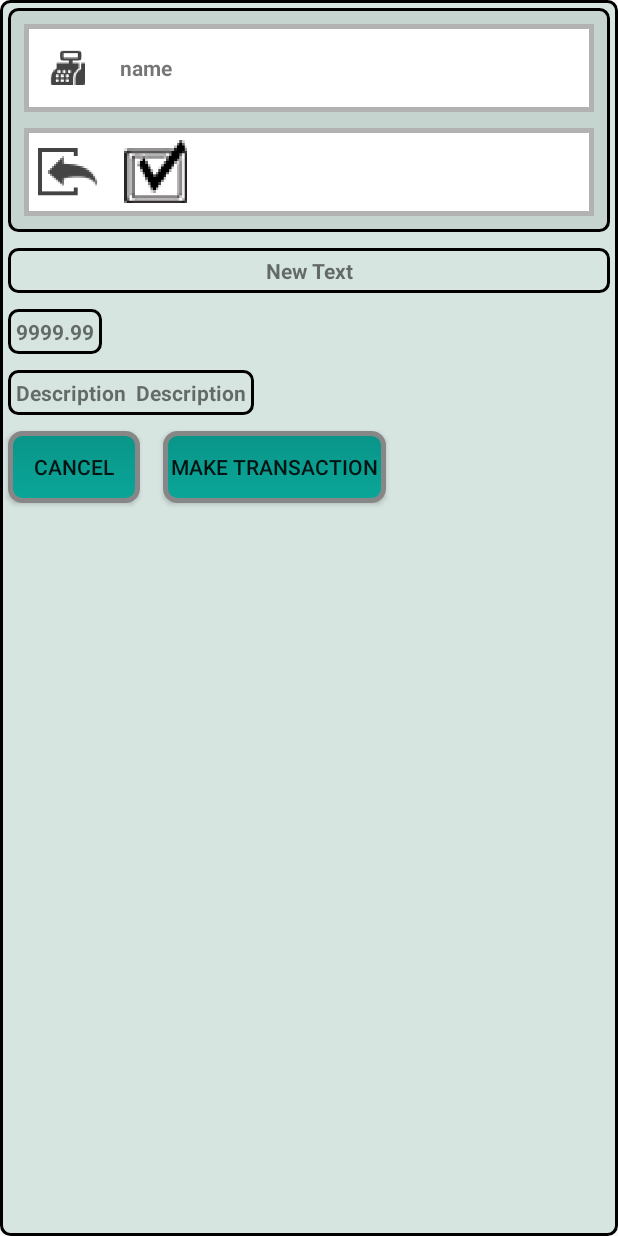
After one commit to nick756/mobile, an Android app: the layout before_transaction.xml on its own in the app's theme, with its tools: preview values and no code run, on a phone screen of 412 x 824 dp. The commit adds this screen. Run offline under Robolectric (Android 15) with nearby library versions, the phone set to English and light mode, and no system bars.

Commit message:
First commit

```diff
--- a/app/src/main/res/layout/activity_transaction.xml
+++ b/app/src/main/res/layout/activity_transaction.xml
@@ -106,7 +106,8 @@
             android:hint="Amount"
             android:layout_centerVertical="true"
             android:gravity="center_vertical"
-            android:padding="5dp" />
+            android:padding="5dp"
+            android:maxLength="6" />
 
         <EditText
             android:layout_width="80dp"
--- /dev/null
+++ b/app/src/main/res/layout/before_transaction.xml
@@ -0,0 +1,133 @@
+<?xml version="1.0" encoding="utf-8"?>
+<RelativeLayout xmlns:android="http://schemas.android.com/apk/res/android"
+    android:layout_width="match_parent" android:layout_height="match_parent"
+    android:id="@+id/base_layout_before_transaction_id"
+    android:background="@drawable/base_layout_background">
+
+
+    <RelativeLayout
+        android:layout_width="match_parent"
+        android:layout_height="wrap_content"
+        android:layout_centerHorizontal="true"
+        android:background="@drawable/operations_background"
+        android:layout_margin="5dp"
+        android:padding="5dp"
+        android:id="@+id/relativeLayout">
+
+        <LinearLayout
+            android:orientation="horizontal"
+            android:layout_width="match_parent"
+            android:layout_height="wrap_content"
+            android:tag="element"
+            android:background="@drawable/user_name_background"
+            android:id="@+id/operation_name_trans_id"
+            android:layout_margin="5dp">
+
+            <ImageView
+                android:layout_width="wrap_content"
+                android:layout_height="match_parent"
+                android:src="@mipmap/ic_name_transaction"
+                android:layout_margin="5dp" />
+
+            <TextView
+                android:layout_width="wrap_content"
+                android:layout_height="match_parent"
+                android:text="name"
+                android:tag="name"
+                android:layout_gravity="center|right"
+                android:layout_margin="5dp"
+                android:gravity="center_vertical"
+                android:textStyle="bold" />
+        </LinearLayout>
+
+        <LinearLayout
+            android:orientation="horizontal"
+            android:layout_width="match_parent"
+            android:layout_height="wrap_content"
+            android:tag="element"
+            android:background="@drawable/user_name_background"
+            android:id="@+id/inbound_outbound_id"
+            android:layout_below="@+id/operation_name_trans_id"
+            android:layout_margin="5dp">
+
+            <ImageView
+                android:layout_width="wrap_content"
+                android:layout_height="match_parent"
+                android:src="@mipmap/ic_in_bound"
+                android:layout_margin="5dp"
+                android:focusable="false" />
+            <ImageView
+                android:tag="inbound"
+                android:layout_width="wrap_content"
+                android:layout_height="match_parent"
+                android:src="@mipmap/ic_checked"
+                android:layout_margin="5dp"
+                android:focusable="false" />
+
+        </LinearLayout>
+    </RelativeLayout>
+
+    <TextView
+        android:layout_width="match_parent"
+        android:layout_height="wrap_content"
+        android:layout_centerHorizontal="true"
+        android:text="New Text"
+        android:id="@+id/date_transaction_id"
+        android:layout_below="@+id/relativeLayout"
+        android:background="@drawable/base_layout_background"
+        android:layout_margin="5dp"
+        android:padding="5dp"
+        android:textAlignment="center"
+        android:gravity="center"
+        android:textStyle="bold" />
+
+    <TextView
+        android:layout_width="wrap_content"
+        android:layout_height="wrap_content"
+        android:text="9999.99"
+        android:id="@+id/amount_transaction_id"
+        android:layout_centerVertical="true"
+        android:layout_margin="5dp"
+        android:layout_below="@+id/date_transaction_id"
+        android:background="@drawable/base_layout_background"
+        android:padding="5dp"
+        android:textStyle="bold" />
+
+    <TextView
+        android:layout_width="wrap_content"
+        android:layout_height="wrap_content"
+        android:text="Description  Description"
+        android:id="@+id/textView"
+        android:layout_centerVertical="true"
+        android:textStyle="bold"
+        android:padding="5dp"
+        android:layout_below="@+id/amount_transaction_id"
+        android:layout_margin="5dp"
+        android:background="@drawable/base_layout_background" />
+
+    <Button
+        android:layout_width="wrap_content"
+        android:layout_height="wrap_content"
+        android:text="Cancel"
+        android:id="@+id/cancel_button_trans_id"
+        android:layout_below="@+id/textView"
+        android:layout_margin="5dp"
+        android:layout_alignParentLeft="true"
+        android:background="@drawable/login_button_selector" />
+
+    <Button
+        android:layout_width="wrap_content"
+        android:layout_height="wrap_content"
+        android:text="Make Transaction"
+        android:id="@+id/ok_transaction"
+        android:layout_centerHorizontal="true"
+        android:background="@drawable/login_button_selector"
+        android:paddingLeft="5dp"
+        android:paddingRight="5dp"
+        android:layout_toRightOf="@+id/cancel_button_trans_id"
+        android:layout_marginLeft="10dp"
+        android:layout_below="@+id/textView"
+        android:layout_marginTop="5dp" />
+
+
+</RelativeLayout>
```
